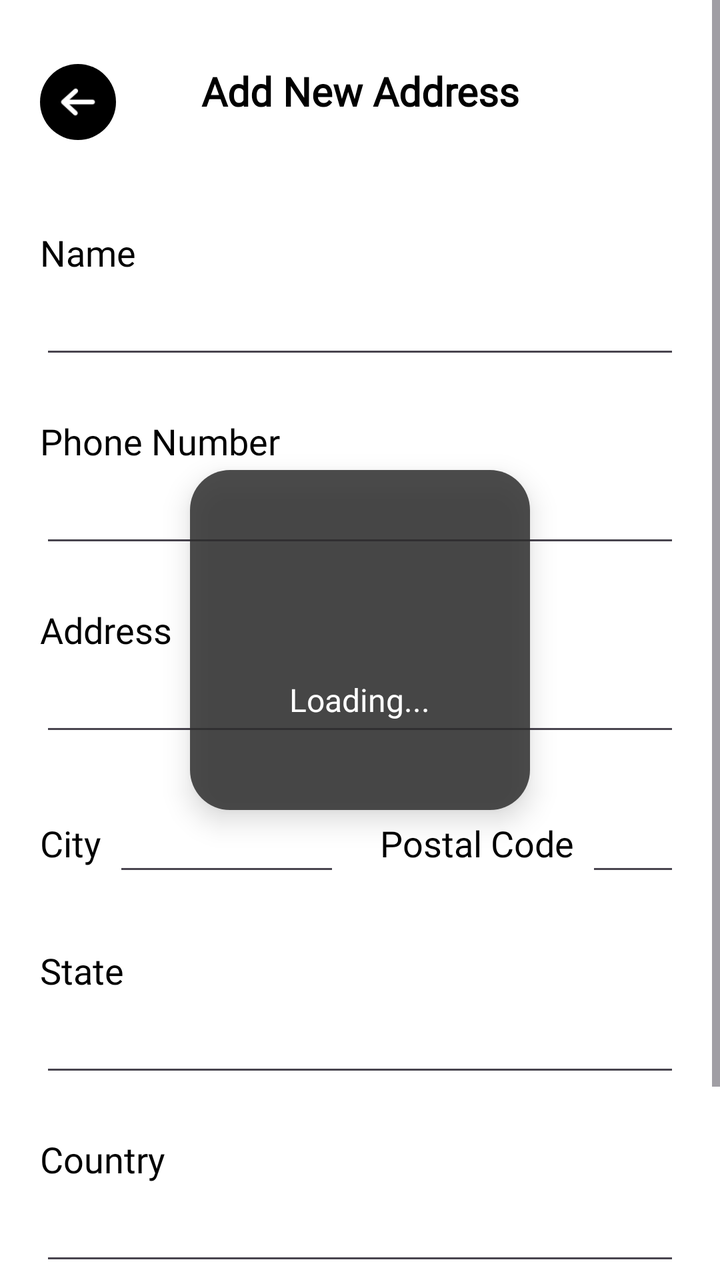
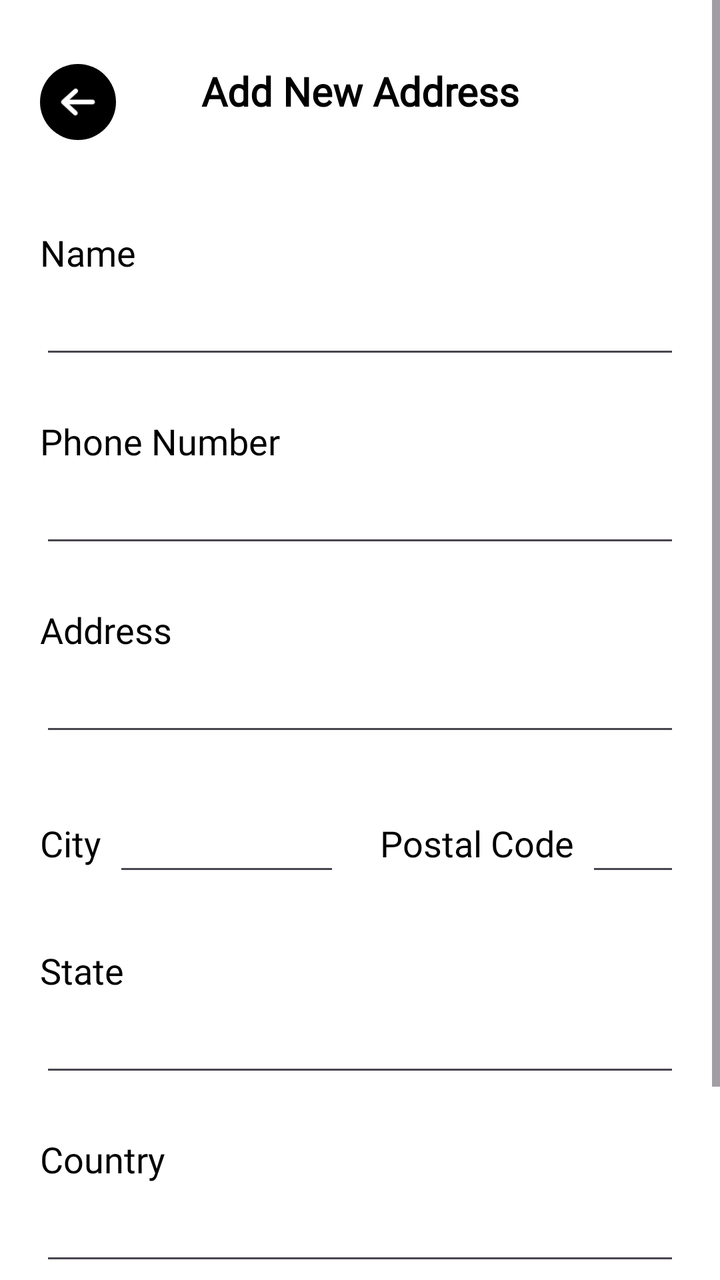

An Android layout rendered at two revisions. The XML below is the earlier revision; the diff shows what the commit changed to produce the second picture.
<!-- AndroidManifest.xml: application theme Theme.SparkleHaven -->
<!-- res/layout/activity_shipping_address.xml -->
<?xml version="1.0" encoding="utf-8"?>
<FrameLayout xmlns:android="http://schemas.android.com/apk/res/android"
    xmlns:app="http://schemas.android.com/apk/res-auto"
    xmlns:tools="http://schemas.android.com/tools"
    android:id="@+id/main"
    android:layout_width="match_parent"
    android:layout_height="match_parent"
    android:background="@color/white"
    tools:context=".product.checkout.ShippingAddressActivity">

    <ScrollView
        android:layout_width="match_parent"
        android:layout_height="match_parent">

        <LinearLayout
            android:layout_width="match_parent"
            android:layout_height="wrap_content"
            android:orientation="vertical"
            android:padding="20dp">

            <LinearLayout
                android:layout_width="match_parent"
                android:layout_height="wrap_content"
                android:layout_marginTop="12dp"
                android:orientation="horizontal">

                <LinearLayout
                    android:layout_width="38dp"
                    android:layout_height="38dp"
                    android:background="@drawable/black_fill_circle_shape"
                    android:gravity="center"
                    android:padding="7dp">

                    <ImageView
                        android:layout_width="wrap_content"
                        android:layout_height="wrap_content"
                        android:src="@drawable/back64"
                        app:tint="@color/white" />

                </LinearLayout>

                <TextView
                    android:id="@+id/addAddressText"
                    android:layout_width="match_parent"
                    android:layout_height="wrap_content"
                    android:text="Add New Address"
                    android:textColor="@color/black"
                    android:textStyle="bold"
                    android:textSize="20sp"
                    android:textAlignment="center"
                    android:layout_weight="1"
                    android:fontFamily="@font/cinzel_medium"/>

                <ImageView
                    android:layout_width="38dp"
                    android:layout_height="38dp"/>

            </LinearLayout>

            <LinearLayout
                android:layout_width="match_parent"
                android:layout_height="match_parent"
                android:gravity="bottom"
                android:layout_marginTop="20dp"
                android:orientation="vertical">

                <TextView
                    android:layout_width="wrap_content"
                    android:layout_height="wrap_content"
                    android:layout_marginTop="24dp"
                    android:fontFamily="@font/lora_medium"
                    android:text="Name"
                    android:textColor="@color/black"
                    android:textSize="18sp" />

                <EditText
                    android:id="@+id/nameEditText"
                    android:layout_width="match_parent"
                    android:layout_height="46dp"
                    android:singleLine="true"
                    android:ellipsize="end"
                    android:imeOptions="actionNext"
                    android:inputType="textPersonName"
                    android:textColor="@color/black"
                    android:fontFamily="@font/lora_medium" />

                <TextView
                    android:layout_width="wrap_content"
                    android:layout_height="wrap_content"
                    android:layout_marginTop="24dp"
                    android:fontFamily="@font/lora_medium"
                    android:text="Phone Number"
                    android:textColor="@color/black"
                    android:textSize="18sp" />

                <EditText
                    android:id="@+id/phoneEditText"
                    android:layout_width="match_parent"
                    android:layout_height="46dp"
                    android:singleLine="true"
                    android:ellipsize="end"
                    android:imeOptions="actionNext"
                    android:inputType="phone"
                    android:textColor="@color/black"
                    android:fontFamily="@font/lora_medium" />

                <TextView
                    android:layout_width="wrap_content"
                    android:layout_height="wrap_content"
                    android:layout_marginTop="24dp"
                    android:fontFamily="@font/lora_medium"
                    android:text="Address"
                    android:textColor="@color/black"
                    android:textSize="18sp" />

                <EditText
                    android:id="@+id/addressEditText"
                    android:layout_width="match_parent"
                    android:layout_height="46dp"
                    android:singleLine="true"
                    android:ellipsize="end"
                    android:imeOptions="actionNext"
                    android:inputType="textPostalAddress"
                    android:textColor="@color/black"
                    android:fontFamily="@font/lora_medium" />

                <LinearLayout
                    android:layout_width="match_parent"
                    android:layout_height="wrap_content"
                    android:layout_marginTop="24dp"
                    android:orientation="horizontal">

                    <LinearLayout
                        android:layout_width="match_parent"
                        android:layout_height="wrap_content"
                        android:layout_marginEnd="10dp"
                        android:layout_weight="1">

                        <TextView
                            android:layout_width="wrap_content"
                            android:layout_height="wrap_content"
                            android:fontFamily="@font/lora_medium"
                            android:text="City"
                            android:textColor="@color/black"
                            android:textSize="18sp" />

                        <EditText
                            android:id="@+id/cityEditText"
                            android:layout_width="match_parent"
                            android:layout_height="46dp"
                            android:singleLine="true"
                            android:ellipsize="end"
                            android:layout_marginStart="6dp"
                            android:imeOptions="actionNext"
                            android:inputType="text"
                            android:textColor="@color/black"
                            android:fontFamily="@font/lora_medium" />


                    </LinearLayout>

                    <LinearLayout
                        android:layout_width="match_parent"
                        android:layout_height="wrap_content"
                        android:layout_marginStart="10dp"
                        android:layout_weight="1">

                        <TextView
                            android:layout_width="wrap_content"
                            android:layout_height="wrap_content"
                            android:fontFamily="@font/lora_medium"
                            android:text="Postal Code"
                            android:textColor="@color/black"
                            android:textSize="18sp" />

                        <EditText
                            android:id="@+id/postalEditText"
                            android:layout_width="match_parent"
                            android:layout_height="46dp"
                            android:singleLine="true"
                            android:ellipsize="end"
                            android:layout_marginStart="6dp"
                            android:imeOptions="actionNext"
                            android:inputType="number"
                            android:textColor="@color/black"
                            android:fontFamily="@font/lora_medium" />


                    </LinearLayout>

                </LinearLayout>

                <TextView
                    android:layout_width="wrap_content"
                    android:layout_height="wrap_content"
                    android:layout_marginTop="30dp"
                    android:fontFamily="@font/lora_medium"
                    android:text="State"
                    android:textColor="@color/black"
                    android:textSize="18sp" />

                <EditText
                    android:id="@+id/stateEditText"
                    android:layout_width="match_parent"
                    android:layout_height="46dp"
                    android:singleLine="true"
                    android:ellipsize="end"
                    android:imeOptions="actionNext"
                    android:inputType="text"
                    android:textColor="@color/black"
                    android:fontFamily="@font/lora_medium" />

                <TextView
                    android:layout_width="wrap_content"
                    android:layout_height="wrap_content"
                    android:layout_marginTop="24dp"
                    android:fontFamily="@font/lora_medium"
                    android:text="Country"
                    android:textColor="@color/black"
                    android:textSize="18sp" />

                <EditText
                    android:id="@+id/countryEditText"
                    android:layout_width="match_parent"
                    android:layout_height="46dp"
                    android:singleLine="true"
                    android:ellipsize="end"
                    android:imeOptions="actionNext"
                    android:inputType="text"
                    android:textColor="@color/black"
                    android:fontFamily="@font/lora_medium" />

                <androidx.appcompat.widget.AppCompatButton
                    android:id="@+id/saveAddressButton"
                    android:layout_width="match_parent"
                    android:layout_height="54dp"
                    android:background="@drawable/black_btn_shape_rounded"
                    android:text="Save Address"
                    android:layout_marginTop="30dp"
                    android:layout_marginBottom="12dp"
                    android:textAllCaps="false"
                    android:textColor="@color/white"
                    android:textSize="18sp"
                    android:fontFamily="@font/lora_medium"/>

            </LinearLayout>

        </LinearLayout>

    </ScrollView>

    <LinearLayout
        android:id="@+id/progressBar"
        android:layout_width="170dp"
        android:layout_height="170dp"
        android:gravity="center"
        android:layout_gravity="center"
        android:orientation="vertical"
        android:background="@drawable/glossy_rounded_shape"
        android:elevation="8dp">

        <ProgressBar
            android:layout_width="wrap_content"
            android:layout_height="wrap_content"
            android:indeterminateTint="@color/Gold" />

        <TextView
            android:layout_width="wrap_content"
            android:layout_height="wrap_content"
            android:text="Loading..."
            android:textColor="@color/white"
            android:textSize="16sp"
            android:layout_marginTop="12dp"
            android:fontFamily="@font/lora_medium"/>

    </LinearLayout>

</FrameLayout>
<!-- resources referenced by this layout -->
<resources>
  <color name="Gold">#FFD700</color>
  <color name="black">#FF000000</color>
  <color name="white">#FFFFFFFF</color>
  <!-- drawable back64: png bitmap (drawable, 654 bytes) -->
  <!-- drawable black_btn_shape_rounded (drawable) -->
  <?xml version="1.0" encoding="utf-8"?>
  <shape android:shape="rectangle" xmlns:android="http://schemas.android.com/apk/res/android">
      <solid android:color="@color/black"/>
      <corners android:radius="12dp"/>
  </shape>
  <!-- drawable black_fill_circle_shape (drawable) -->
  <?xml version="1.0" encoding="utf-8"?>
  <shape android:shape="rectangle" xmlns:android="http://schemas.android.com/apk/res/android">
      <solid android:color="@color/black"/>
      <corners android:radius="300dp"/>
  </shape>
  <!-- drawable glossy_rounded_shape (drawable) -->
  <?xml version="1.0" encoding="utf-8"?>
  <shape android:shape="rectangle" xmlns:android="http://schemas.android.com/apk/res/android">
      <solid android:color="@color/Darker_Glossy_invisible"/>
      <corners android:radius="20dp"/>
  </shape>
  <style name="Theme.SparkleHaven" parent="Base.Theme.SparkleHaven" />
  <color name="Darker_Glossy_invisible">#D92E2E2E</color>
  <style name="Base.Theme.SparkleHaven" parent="Theme.Material3.DayNight.NoActionBar">
          
          
      </style>
</resources>

<!-- the commit's change to res/layout/activity_shipping_address.xml (unified diff, before → after) -->
@@ -256,6 +256,7 @@
         android:gravity="center"
         android:layout_gravity="center"
         android:orientation="vertical"
+        android:visibility="gone"
         android:background="@drawable/glossy_rounded_shape"
         android:elevation="8dp">
 
